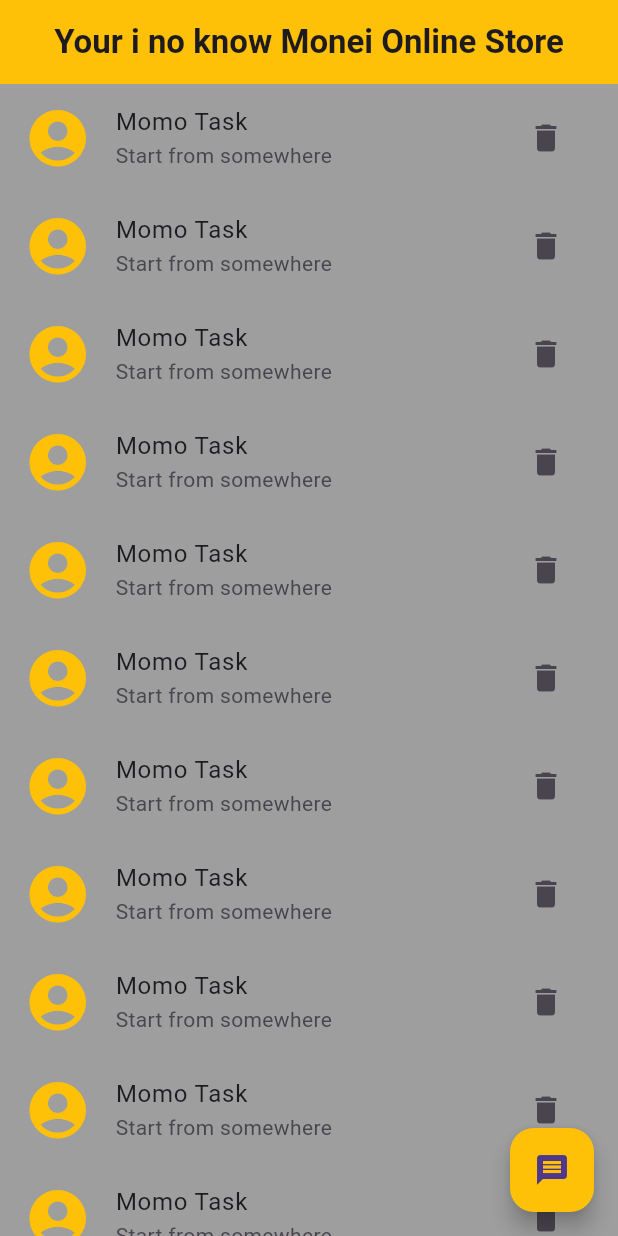
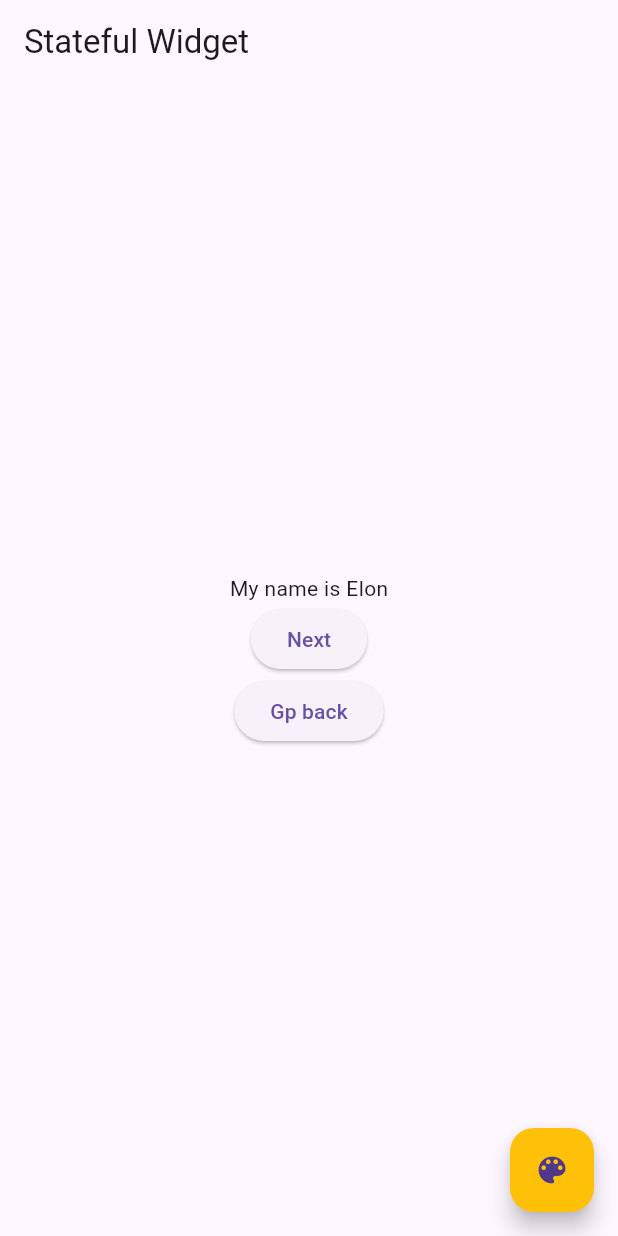
Before and after one commit to Eyorokumo/FLUTTERTUTORIAL, a Flutter app: the screen it shows after launch, on a phone screen of 412 x 824 dp. Run offline on Flutter 3.47's test engine with Material 3 defaults, Android fonts, the phone set to English and light mode, and no system bars.

```diff
--- a/lib/contact.dart
+++ b/lib/contact.dart
@@ -12,6 +12,24 @@ String name = 'Guest';
 class _ContactState extends State<Contact> {
   @override
   Widget build(BuildContext context) {
-    return Scaffold();
+    print("Screen Building");
+    return Scaffold(
+      appBar: AppBar(
+        title: Text("Stateful Widget"),
+      ),
+      body: Column(
+        children: [
+          TextField(
+            onChanged: (value) {
+              setState(() {
+                name = value;
+              });
+              print("setState is Called");
+            },
+          ),
+          Text("Hello $name"),
+        ],
+      ),
+    );
   }
 }
--- a/lib/home.dart
+++ b/lib/home.dart
@@ -10,7 +10,7 @@ class HomeScreen extends StatelessWidget {
       backgroundColor: Colors.grey,
       appBar: AppBar(
         title: Text(
-          'Your i no know Monei Online Store',
+          'Your i no know Monei Online Store1',
           style: TextStyle(fontWeight: FontWeight.bold),
         ),
         centerTitle: true,
--- a/lib/main.dart
+++ b/lib/main.dart
@@ -1,8 +1,9 @@
 import 'package:flutter/material.dart';
+import 'package:fluttertutorial/statefulw.dart';
 import './home.dart';
 import './contact.dart';
 
 void main() {
   var fontWeight;
-  runApp(MaterialApp(title: 'My First App', home: HomeScreen()));
+  runApp(MaterialApp(title: 'My First App', home: MyStatefulScreen()));
 }
--- /dev/null
+++ b/lib/statefulw.dart
@@ -0,0 +1,62 @@
+import 'package:flutter/material.dart';
+
+class MyStatefulScreen extends StatefulWidget {
+  const MyStatefulScreen({super.key});
+
+  @override
+  State<MyStatefulScreen> createState() => _MyStatefulSScreenState();
+}
+
+class MyStatefulScreenState {}
+
+class _MyStatefulScreenState {}
+
+class _MyStatefulSScreenState extends State<MyStatefulScreen> {
+  List<String> names = ['Elon', "Bill", "mark"];
+  int i = 0;
+  MaterialColor color = Colors.amber;
+
+  @override
+  Widget build(BuildContext context) {
+    return Scaffold(
+      appBar: AppBar(
+        title: Text("Stateful Widget"),
+      ),
+      floatingActionButton: FloatingActionButton(
+        child: Icon(Icons.color_lens),
+        backgroundColor: color,
+        onPressed: () {
+          setState(() {
+             color = Colors.purple;
+          });
+        },
+      ),
+      body: Center(
+        child: Column(
+          mainAxisAlignment: MainAxisAlignment.center,
+          children: [
+            Text("My name is ${names[i]}"),
+            ElevatedButton(
+                onPressed: () {
+                  if (i < names.length - 1) {
+                    setState(() {
+                      i++;
+                    });
+                  }
+                },
+                child: Text('Next')),
+            ElevatedButton(
+                onPressed: () {
+                  if (i != 0) {
+                    setState(() {
+                      i--;
+                    });
+                  }
+                },
+                child: Text('Gp back')),
+          ],
+        ),
+      ),
+    );
+  }
+}
```
